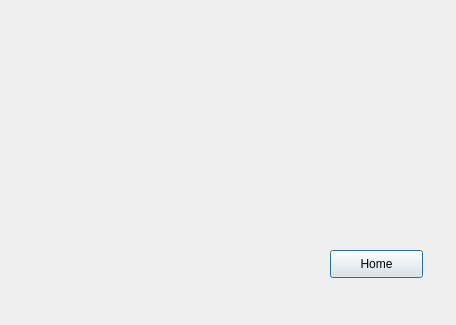
r0ug3-Mary/Senior_Design, file FAKKIT/shoppingpage.ui: the form before one commit.
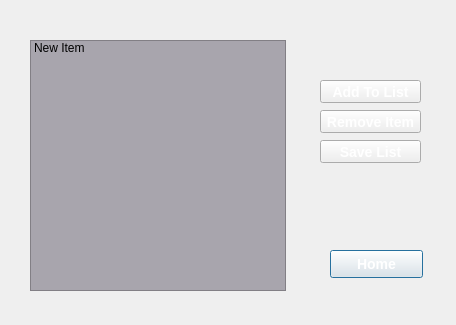
The form after the commit. Icons and pictures are not drawn.

```diff
--- a/FAKKIT/shoppingpage.ui
+++ b/FAKKIT/shoppingpage.ui
@@ -26,10 +26,86 @@
      <height>28</height>
     </rect>
    </property>
+   <property name="styleSheet">
+    <string notr="true">font: bold 14px;
+    color: white;</string>
+   </property>
    <property name="text">
     <string>Home</string>
    </property>
   </widget>
+  <widget class="QListWidget" name="ShoppingList">
+   <property name="geometry">
+    <rect>
+     <x>30</x>
+     <y>40</y>
+     <width>256</width>
+     <height>251</height>
+    </rect>
+   </property>
+   <property name="styleSheet">
+    <string notr="true">background-color: rgb(168, 165, 173);</string>
+   </property>
+   <item>
+    <property name="text">
+     <string>New Item</string>
+    </property>
+    <property name="flags">
+     <set>ItemIsSelectable|ItemIsEditable|ItemIsDragEnabled|ItemIsUserCheckable|ItemIsEnabled</set>
+    </property>
+   </item>
+  </widget>
+  <widget class="QPushButton" name="AddButton">
+   <property name="geometry">
+    <rect>
+     <x>320</x>
+     <y>80</y>
+     <width>101</width>
+     <height>23</height>
+    </rect>
+   </property>
+   <property name="styleSheet">
+    <string notr="true">font: bold 14px;
+    color: white;</string>
+   </property>
+   <property name="text">
+    <string>Add To List</string>
+   </property>
+  </widget>
+  <widget class="QPushButton" name="RemoveItem">
+   <property name="geometry">
+    <rect>
+     <x>320</x>
+     <y>110</y>
+     <width>101</width>
+     <height>23</height>
+    </rect>
+   </property>
+   <property name="styleSheet">
+    <string notr="true">font: bold 14px;
+    color: white;</string>
+   </property>
+   <property name="text">
+    <string>Remove Item</string>
+   </property>
+  </widget>
+  <widget class="QPushButton" name="SaveList">
+   <property name="geometry">
+    <rect>
+     <x>320</x>
+     <y>140</y>
+     <width>101</width>
+     <height>23</height>
+    </rect>
+   </property>
+   <property name="styleSheet">
+    <string notr="true">font: bold 14px;
+    color: white;</string>
+   </property>
+   <property name="text">
+    <string>Save List</string>
+   </property>
+  </widget>
  </widget>
  <resources/>
  <connections>
```
Left out of the diff: 6 changed lines with no effect on the pictures.
